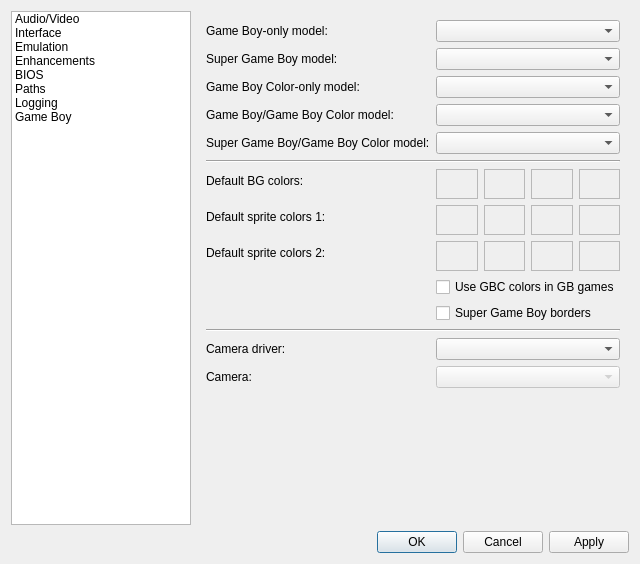
Old version of the form Libretro/mgba/src/platform/qt/SettingsView.ui in the repository kiddreads/Avalon-copy2.
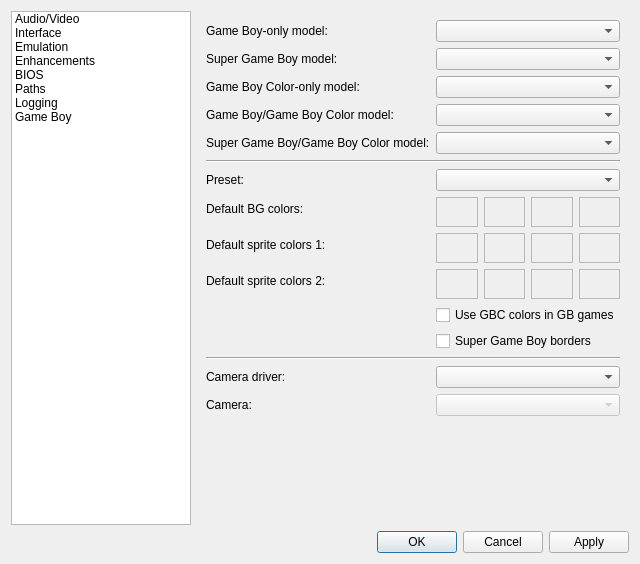
New version of the form. The open tabs and pages were chosen to show the change.

Commit message: GB: Presets for Game Boy palettes

Diff of the .ui file:
```diff
--- a/Libretro/mgba/src/platform/qt/SettingsView.ui
+++ b/Libretro/mgba/src/platform/qt/SettingsView.ui
@@ -1554,13 +1554,23 @@
         </widget>
        </item>
        <item row="6" column="0">
+        <widget class="QLabel" name="label_40">
+         <property name="text">
+          <string>Preset:</string>
+         </property>
+        </widget>
+       </item>
+       <item row="6" column="1">
+        <widget class="QComboBox" name="colorPreset"/>
+       </item>
+       <item row="7" column="0">
         <widget class="QLabel" name="label_28">
          <property name="text">
           <string>Default BG colors:</string>
          </property>
         </widget>
        </item>
-       <item row="6" column="1">
+       <item row="7" column="1">
         <layout class="QHBoxLayout" name="horizontalLayout_9">
          <item>
           <widget class="QFrame" name="color0">
@@ -1640,14 +1650,14 @@
          </item>
         </layout>
        </item>
-       <item row="7" column="0">
+       <item row="8" column="0">
         <widget class="QLabel" name="label_69">
          <property name="text">
           <string>Default sprite colors 1:</string>
          </property>
         </widget>
        </item>
-       <item row="7" column="1">
+       <item row="8" column="1">
         <layout class="QHBoxLayout" name="horizontalLayout_15">
          <item>
           <widget class="QFrame" name="color4">
@@ -1727,14 +1737,14 @@
          </item>
         </layout>
        </item>
-       <item row="8" column="0">
+       <item row="9" column="0">
         <widget class="QLabel" name="label_70">
          <property name="text">
           <string>Default sprite colors 2:</string>
          </property>
         </widget>
        </item>
-       <item row="8" column="1">
+       <item row="9" column="1">
         <layout class="QHBoxLayout" name="horizontalLayout_37">
          <item>
           <widget class="QFrame" name="color8">
@@ -1814,35 +1824,35 @@
          </item>
         </layout>
        </item>
-       <item row="9" column="1">
+       <item row="10" column="1">
         <widget class="QCheckBox" name="useCgbColors">
          <property name="text">
           <string>Use GBC colors in GB games</string>
          </property>
         </widget>
        </item>
-       <item row="10" column="1">
+       <item row="11" column="1">
         <widget class="QCheckBox" name="sgbBorders">
          <property name="text">
           <string>Super Game Boy borders</string>
          </property>
         </widget>
        </item>
-       <item row="11" column="0" colspan="2">
+       <item row="12" column="0" colspan="2">
         <widget class="Line" name="line_11">
          <property name="orientation">
           <enum>Qt::Horizontal</enum>
          </property>
         </widget>
        </item>
-       <item row="12" column="0">
+       <item row="13" column="0">
         <widget class="QLabel" name="label_27">
          <property name="text">
           <string>Camera driver:</string>
          </property>
         </widget>
        </item>
-       <item row="12" column="1">
+       <item row="13" column="1">
         <widget class="QComboBox" name="cameraDriver">
          <property name="sizePolicy">
           <sizepolicy hsizetype="Expanding" vsizetype="Fixed">
@@ -1852,14 +1862,14 @@
          </property>
         </widget>
        </item>
-       <item row="13" column="0">
+       <item row="14" column="0">
         <widget class="QLabel" name="label_35">
          <property name="text">
           <string>Camera:</string>
          </property>
         </widget>
        </item>
-       <item row="13" column="1">
+       <item row="14" column="1">
         <widget class="QComboBox" name="camera">
          <property name="enabled">
           <bool>false</bool>
```
The commit also changes 7 other files.
